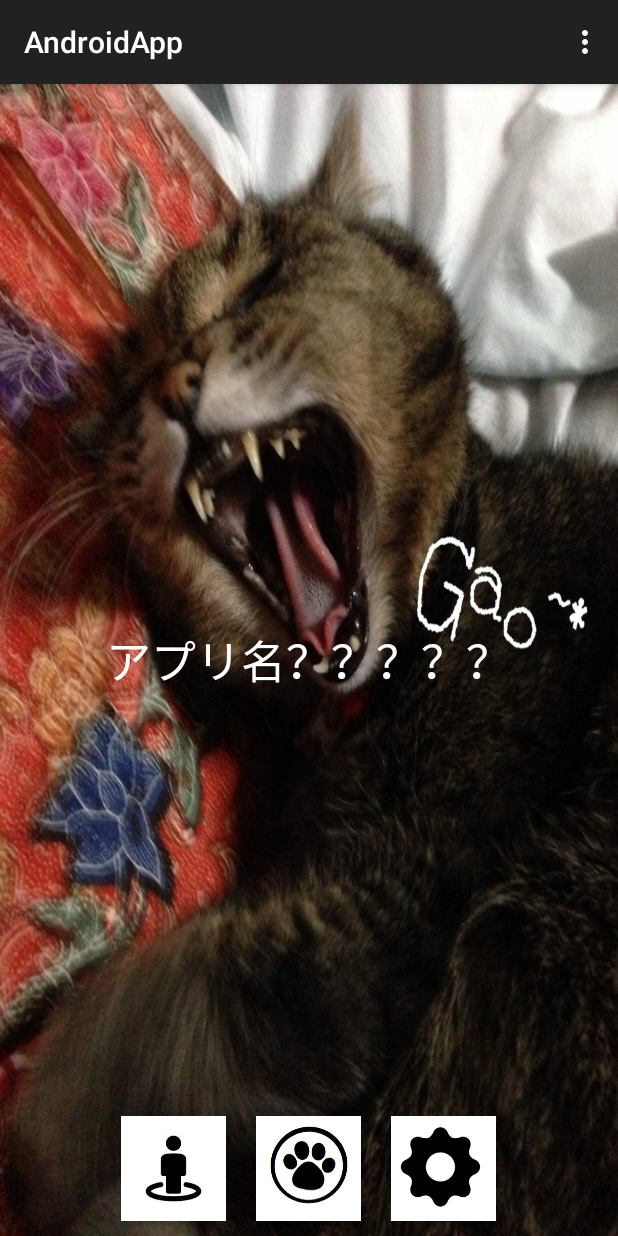
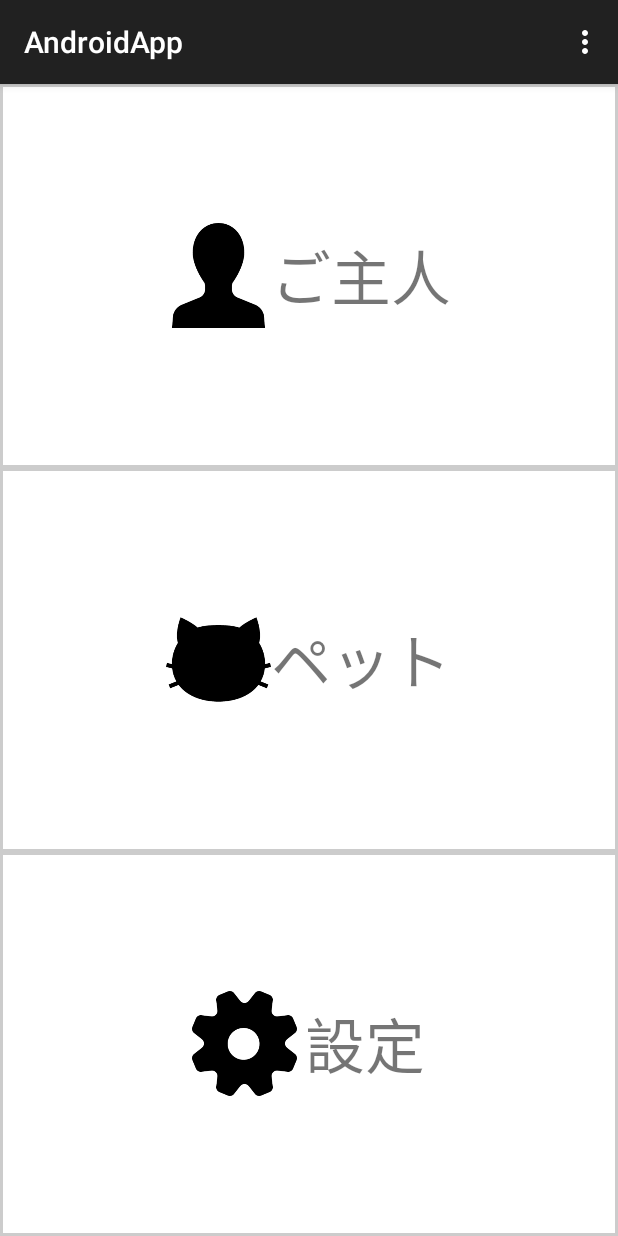
Before and after one commit to thedoroemons/AndroidApp, an Android app: the screen it shows after launch (MainActivity), on a phone screen of 412 x 824 dp. Run offline under Robolectric (Android 15) with nearby library versions, the light colour scheme and no system bars; libraries missing offline, so code that uses them is left out: com.twitter.sdk, io.fabric.sdk.

Commit message:
トップ画面修正

```diff
--- /dev/null
+++ b/app/src/main/res/drawable/layout_style.xml
@@ -0,0 +1,13 @@
+<?xml version="1.0" encoding="utf-8"?>
+<shape xmlns:android="http://schemas.android.com/apk/res/android">
+    <stroke
+        android:width="2dp"
+        android:color="#cccccc"
+        />
+    <padding
+        android:left="1dp"
+        android:top="1dp"
+        android:right="1dp"
+        android:bottom="1dp"
+        />
+</shape>
--- a/app/src/main/res/layout/fragment_default.xml
+++ b/app/src/main/res/layout/fragment_default.xml
@@ -2,55 +2,114 @@
     xmlns:tools="http://schemas.android.com/tools"
     android:layout_width="match_parent"
     android:layout_height="match_parent"
-    android:background="@drawable/img"
+    android:background="#fff"
     tools:context=".MainActivity">
 
-    <TextView
-        android:text="アプリ名？？？？？"
-        android:layout_width="wrap_content"
-        android:layout_height="wrap_content"
-        android:textSize="30dp"
-        android:layout_centerInParent="true"
-        android:textColor="#FFFFFF"
-        android:layout_centerHorizontal="true"/>
+    <RelativeLayout
+        android:layout_width="match_parent"
+        android:layout_height="match_parent"></RelativeLayout>
+
+    <LinearLayout
+        android:orientation="vertical"
+        android:layout_width="match_parent"
+        android:gravity="center"
+        android:layout_alignParentBottom="true"
+        android:layout_height="match_parent">
+
+        <RelativeLayout
+            android:layout_width="match_parent"
+            android:background="@drawable/layout_style"
+            android:layout_weight="3"
+            android:layout_height="match_parent">
 
             <LinearLayout
                 android:orientation="horizontal"
                 android:layout_width="match_parent"
                 android:gravity="center"
-        android:layout_alignParentBottom="true"
-        android:layout_height="wrap_content">
+                android:layout_height="match_parent">
 
                 <Button
                     android:layout_width="70dp"
                     android:layout_height="70dp"
-            android:text=""
-            android:layout_margin="10dp"
                     android:id="@+id/humanbtn"
                     android:background="@drawable/human"
                     android:layout_centerHorizontal="true"
                     android:layout_centerVertical="true"
                     />
 
-        <Button
-            android:layout_width="70dp"
-            android:layout_height="70dp"
-            android:text=""
-            android:layout_margin="10dp"
-            android:id="@+id/petbtn"
-            android:background="@drawable/pet"
-            android:layout_centerHorizontal="true"
-            android:layout_above="@+id/humanbtn" />
+                <TextView
+                    android:layout_width="wrap_content"
+                    android:layout_height="wrap_content"
+                    android:text="ご主人"
+                    android:textSize="40dp"
+                    android:id="@+id/textView" />
+            </LinearLayout>
+        </RelativeLayout>
+
+        <RelativeLayout
+            android:layout_width="match_parent"
+            android:layout_height="match_parent"
+            android:background="@drawable/layout_style"
+            android:layout_weight="3"
+            >
+
+            <LinearLayout
+                android:orientation="horizontal"
+                android:layout_width="match_parent"
+                android:gravity="center"
+                android:layout_height="match_parent">
 
                 <Button
                     android:layout_width="70dp"
                     android:layout_height="70dp"
                     android:text=""
-            android:layout_margin="10dp"
+                    android:id="@+id/petbtn"
+                    android:background="@drawable/pet"
+                    android:layout_centerHorizontal="true"
+                    android:layout_centerVertical="true"
+                    />
+
+                <TextView
+                    android:layout_width="wrap_content"
+                    android:layout_height="wrap_content"
+                    android:text="ペット"
+                    android:textSize="40dp"
+                    android:id="@+id/textView2" />
+            </LinearLayout>
+        </RelativeLayout>
+
+        <RelativeLayout
+            android:layout_width="match_parent"
+            android:layout_height="match_parent"
+            android:background="@drawable/layout_style"
+
+            android:layout_weight="3"
+            >
+
+            <LinearLayout
+                android:orientation="horizontal"
+                android:layout_width="match_parent"
+                android:gravity="center"
+                android:layout_height="match_parent">
+
+                <Button
+                    android:layout_width="70dp"
+                    android:layout_height="70dp"
+                    android:text=""
+                    android:layout_marginRight="5dp"
                     android:id="@+id/settingbtn"
                     android:background="@drawable/setting"
-            android:layout_centerHorizontal="true"
-            android:layout_below="@+id/humanbtn" />
+                    />
+
+                <TextView
+                    android:layout_width="wrap_content"
+                    android:layout_height="wrap_content"
+                    android:text="設定"
+                    android:textSize="40dp"
+                    android:id="@+id/textView3" />
+            </LinearLayout>
+        </RelativeLayout>
+
     </LinearLayout>
 
 </RelativeLayout>
```
Also changed, not shown: app/src/main/res/drawable/human.jpg (deleted), app/src/main/res/drawable/human.png (added), app/src/main/res/drawable/pet.jpg (deleted), app/src/main/res/drawable/pet.png (added), app/src/main/res/drawable/setting.png. Lines whose indentation alone changed are shown as unchanged.
